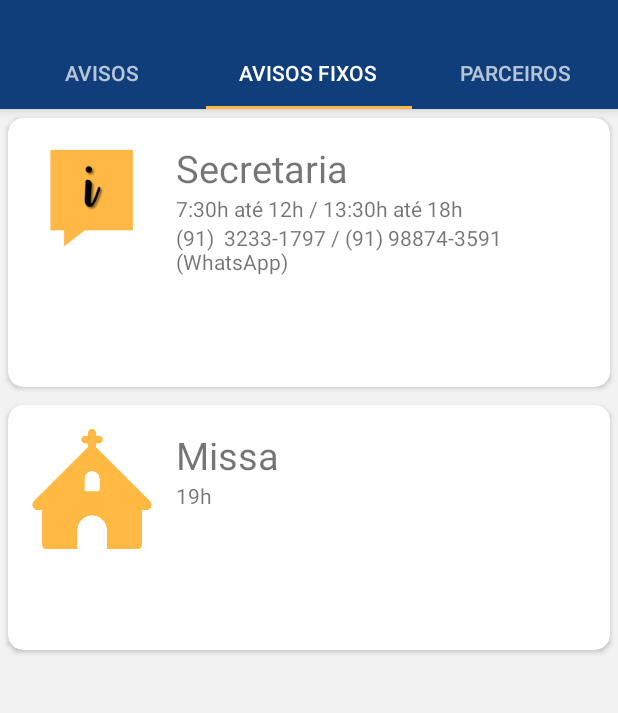
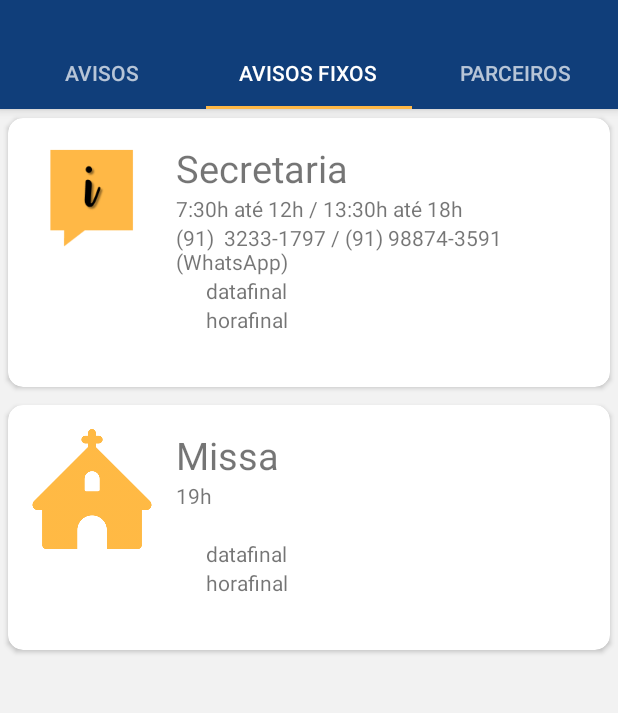
Before and after one commit to LeonardoAfonso/MuralOnline, an Android app: the TabAvisosFragment screen opened directly, with no data from a screen before it, tab 2 chosen, on a phone screen of 412 x 824 dp, the part 62-775 px from its top. Run offline under Robolectric (Android 15) with nearby library versions, the phone set to English and light mode, and no system bars; our stand-ins replace EventBus, Volley; libraries missing offline, so code that uses them is left out: com.nostra13.universalimageloader; network calls fail; 10 statements that could not run were skipped.

Commit message:
Avisos XML, Avisos, BDCore e BD Class adaptadas para receber horafinal e datafinal

```diff
--- a/app/src/main/java/ggbtech/muralonline/Classes/Aviso.java
+++ b/app/src/main/java/ggbtech/muralonline/Classes/Aviso.java
@@ -20,10 +20,15 @@ public class Aviso {
     private int id;
     private String titulo;
     private String data;
+
+
+
+    private String datafinal;
     private int imagem;
     private String evento;
     private String local;
     private String hora;
+    private String horafinal;
     private String observacao;
     private String contato;
 
@@ -105,91 +110,20 @@ public class Aviso {
         this.imagem = imagem;
     }
 
+    public String getDatafinal() {
+        return datafinal;
+    }
 
-    //CardView cv;
-    //ImageView img;
-    //RelativeLayout rl;
-    //TextView tvTitulo;
-    //TextView tvConteudo;
-    //TextView tvData;
+    public void setDatafinal(String datafinal) {
+        this.datafinal = datafinal;
+    }
 
+    public String getHorafinal() {
+        return horafinal;
+    }
 
-
-
-
-
-    /*
-    public View createCard (Context myContext,String titulo,String conteudo, String data,int imagem){
-        Random rand = new Random();
-
-        cv = new CardView(myContext);
-        LinearLayout.LayoutParams cvParams = new LinearLayout.LayoutParams(LinearLayout.LayoutParams.MATCH_PARENT, LinearLayout.LayoutParams.WRAP_CONTENT);
-        cvParams.setMargins(15, 15, 15, 15);
-        cv.setLayoutParams(cvParams);
-        cv.setContentPadding(15, 15, 15, 15);
-        cv.setCardElevation(9);
-
-        rl = new RelativeLayout(myContext);
-        RelativeLayout.LayoutParams rlParams = new RelativeLayout.LayoutParams(LinearLayout.LayoutParams.MATCH_PARENT, LinearLayout.LayoutParams.WRAP_CONTENT);
-        rl.setLayoutParams(rlParams);
-
-
-        img = new ImageView(myContext);
-        img.setId(rand.nextInt((int) SystemClock.currentThreadTimeMillis()));
-        switch (imagem){
-            case 1: img.setImageResource(R.drawable.menor);break;
-            case 2: img.setImageResource(R.drawable.emcri);break;
-            case 3: img.setImageResource(R.drawable.familiar);break;
-            case 4: img.setImageResource(R.drawable.juventude);break;
-            case 5: img.setImageResource(R.drawable.catequetica);break;
-
-        }
-        RelativeLayout.LayoutParams imgParams = new RelativeLayout.LayoutParams(LinearLayout.LayoutParams.WRAP_CONTENT, LinearLayout.LayoutParams.WRAP_CONTENT);
-        imgParams.addRule(RelativeLayout.ALIGN_PARENT_LEFT);
-        imgParams.addRule(RelativeLayout.ALIGN_PARENT_TOP);
-        imgParams.setMargins(0, 0, 16, 0);
-        img.setLayoutParams(imgParams);
-
-
-        tvTitulo = new TextView(myContext);
-        tvTitulo.setId(rand.nextInt((int) SystemClock.currentThreadTimeMillis()));
-        tvTitulo.setText(titulo);
-        tvTitulo.setTextColor(Color.BLACK);
-        tvTitulo.setTextSize(20);
-        RelativeLayout.LayoutParams tituloParams = new RelativeLayout.LayoutParams(LinearLayout.LayoutParams.WRAP_CONTENT, LinearLayout.LayoutParams.WRAP_CONTENT);
-        tituloParams.addRule(RelativeLayout.RIGHT_OF, img.getId());
-        tituloParams.addRule(RelativeLayout.ALIGN_PARENT_TOP);
-        tvTitulo.setLayoutParams(tituloParams);
-
-
-        tvConteudo = new TextView(myContext);
-        tvConteudo.setId(rand.nextInt((int) SystemClock.currentThreadTimeMillis()));
-        tvConteudo.setText(conteudo);
-        tvConteudo.setTextColor(Color.BLACK);
-        RelativeLayout.LayoutParams conteudoParams = new RelativeLayout.LayoutParams(LinearLayout.LayoutParams.WRAP_CONTENT, LinearLayout.LayoutParams.WRAP_CONTENT);
-        conteudoParams.addRule(RelativeLayout.RIGHT_OF, img.getId());
-        conteudoParams.addRule(RelativeLayout.BELOW, tvTitulo.getId());
-        tvConteudo.setLayoutParams(conteudoParams);
-
-        tvData = new TextView(myContext);
-        tvData.setId(rand.nextInt((int) SystemClock.currentThreadTimeMillis()));
-        tvData.setText(data);
-        tvData.setTextColor(Color.BLACK);
-        RelativeLayout.LayoutParams dataParams = new RelativeLayout.LayoutParams(LinearLayout.LayoutParams.WRAP_CONTENT, LinearLayout.LayoutParams.WRAP_CONTENT);
-        dataParams.addRule(RelativeLayout.RIGHT_OF, img.getId());
-        dataParams.addRule(RelativeLayout.BELOW, tvConteudo.getId());
-        tvData.setLayoutParams(dataParams);
-
-        rl.addView(img);
-        rl.addView(tvTitulo);
-        rl.addView(tvConteudo);
-        rl.addView(tvData);
-
-        cv.addView(rl);
-
-        return cv;
-    }*/
-
-
+    public void setHorafinal(String horafinal) {
+        this.horafinal = horafinal;
+    }
 
 }
--- a/app/src/main/java/ggbtech/muralonline/DB/BD.java
+++ b/app/src/main/java/ggbtech/muralonline/DB/BD.java
@@ -33,7 +33,9 @@ public class BD {
         valores.put("evento", aviso.getEvento());
         valores.put("local", aviso.getLocal());
         valores.put("data", aviso.getData());
+        valores.put("datafinal", aviso.getDatafinal());
         valores.put("hora", aviso.getHora());
+        valores.put("horafinal", aviso.getHorafinal());
         valores.put("observacao", aviso.getObservacao());
         valores.put("contato", aviso.getContato());
 
@@ -41,18 +43,18 @@ public class BD {
     }
 
 
-    public void atualizar(Aviso aviso){
+    /*public void atualizar(Aviso aviso){
         ContentValues valores = new ContentValues();
         valores.put("titulo", aviso.getTitulo());
         valores.put("evento", aviso.getEvento());
 
         bd.update("aviso", valores, "_id = ?", new String[]{""+aviso.getId()});
-    }
+    }*/
 
 
-    public void deletar(Aviso aviso){
+    /*public void deletar(Aviso aviso){
         bd.delete("aviso", "_id ="+aviso.getId(), null);
-    }
+    }*/
 
     public void esvaziarBanco(){
         bd.delete("aviso",null,null);
@@ -60,7 +62,7 @@ public class BD {
 
     public List<Aviso> buscar(){
         List<Aviso> list = new ArrayList<Aviso>();
-        String[] colunas = new String[]{"_id", "imagem", "titulo", "evento", "local", "data", "hora", "observacao", "contato"};
+        String[] colunas = new String[]{"_id", "imagem", "titulo", "evento", "local", "data", "datafinal", "hora", "horafinal", "observacao", "contato"};
 
         Cursor cursor = bd.query("aviso", colunas, null, null, null, null, "date(data) DESC");
 
@@ -79,14 +81,17 @@ public class BD {
                 SimpleDateFormat fromUser = new SimpleDateFormat("yyyy-MM-dd");
                 try{
                     String dt = myFormat.format(fromUser.parse(cursor.getString(5)));
+                    String dtfinal = myFormat.format(fromUser.parse(cursor.getString(6)));
                     a.setData(dt);
+                    a.setDatafinal(dtfinal);
                 }catch (Exception e){
                     e.printStackTrace();
                 }
 
-                a.setHora(cursor.getString(6));
-                a.setObservacao(cursor.getString(7));
-                a.setContato(cursor.getString(8));
+                a.setHora(cursor.getString(7));
+                a.setHorafinal(cursor.getString(8));
+                a.setObservacao(cursor.getString(9));
+                a.setContato(cursor.getString(10));
                 list.add(a);
 
             }while(cursor.moveToNext());
--- a/app/src/main/java/ggbtech/muralonline/DB/BDCore.java
+++ b/app/src/main/java/ggbtech/muralonline/DB/BDCore.java
@@ -40,8 +40,8 @@ public class BDCore extends SQLiteOpenHelper {
 
     @Override
     public void onCreate(SQLiteDatabase bd) {
-        bd.execSQL("create table aviso(_id integer primary key autoincrement, imagem int not null ,titulo text not null, evento text not null, local text not null, data text not null, hora text not null" +
-                ", observacao text not null, contato text not null);");
+        bd.execSQL("create table aviso(_id integer primary key autoincrement, imagem int not null ,titulo text not null, evento text not null, local text not null, data text not null, datafinal text not null, hora text not null" +
+                ", horafinal text not null, observacao text not null, contato text not null);");
     }
 
     @Override
--- a/app/src/main/res/layout/aviso_cv.xml
+++ b/app/src/main/res/layout/aviso_cv.xml
@@ -64,11 +64,30 @@ android:id="@+id/cv_aviso">
     <TextView
         android:layout_width="wrap_content"
         android:layout_height="wrap_content"
+        android:text="datafinal"
+        android:id="@+id/datafinal"
+        android:layout_toRightOf="@+id/data"
+        android:layout_below="@+id/local"
+        android:layout_marginLeft="20dp"
+        />
+
+    <TextView
+        android:layout_width="wrap_content"
+        android:layout_height="wrap_content"
         android:text="hora"
         android:id="@+id/hora"
-        android:layout_toRightOf="@+id/data"
-        android:layout_below="@+id/local"
-        android:layout_marginLeft="10dp"
+        android:layout_toRightOf="@+id/foto"
+        android:layout_below="@+id/data"
+        />
+
+    <TextView
+        android:layout_width="wrap_content"
+        android:layout_height="wrap_content"
+        android:text="horafinal"
+        android:id="@+id/horafinal"
+        android:layout_toRightOf="@+id/hora"
+        android:layout_below="@+id/data"
+        android:layout_marginLeft="20dp"
         />
 
     <TextView
@@ -85,7 +104,7 @@ android:id="@+id/cv_aviso">
         android:layout_height="wrap_content"
         android:text="(91) 9888-8888"
         android:id="@+id/contato"
-        android:layout_below="@+id/data"
+        android:layout_below="@+id/hora"
         android:layout_toRightOf="@+id/foto"
         />
 </RelativeLayout>
```
